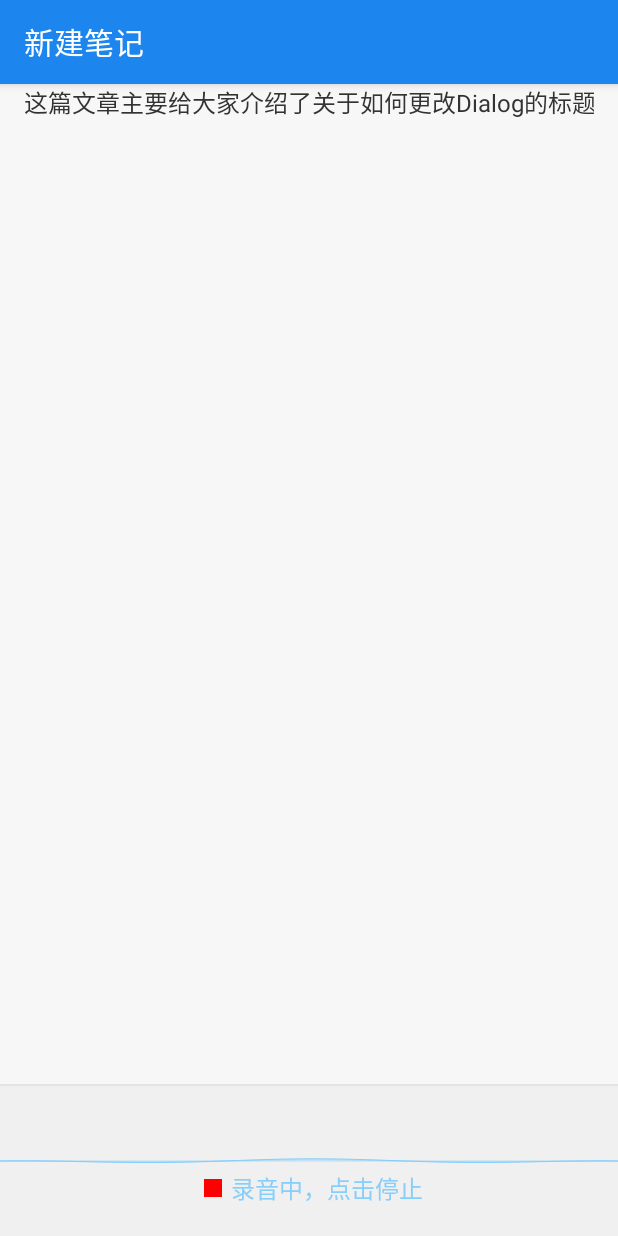
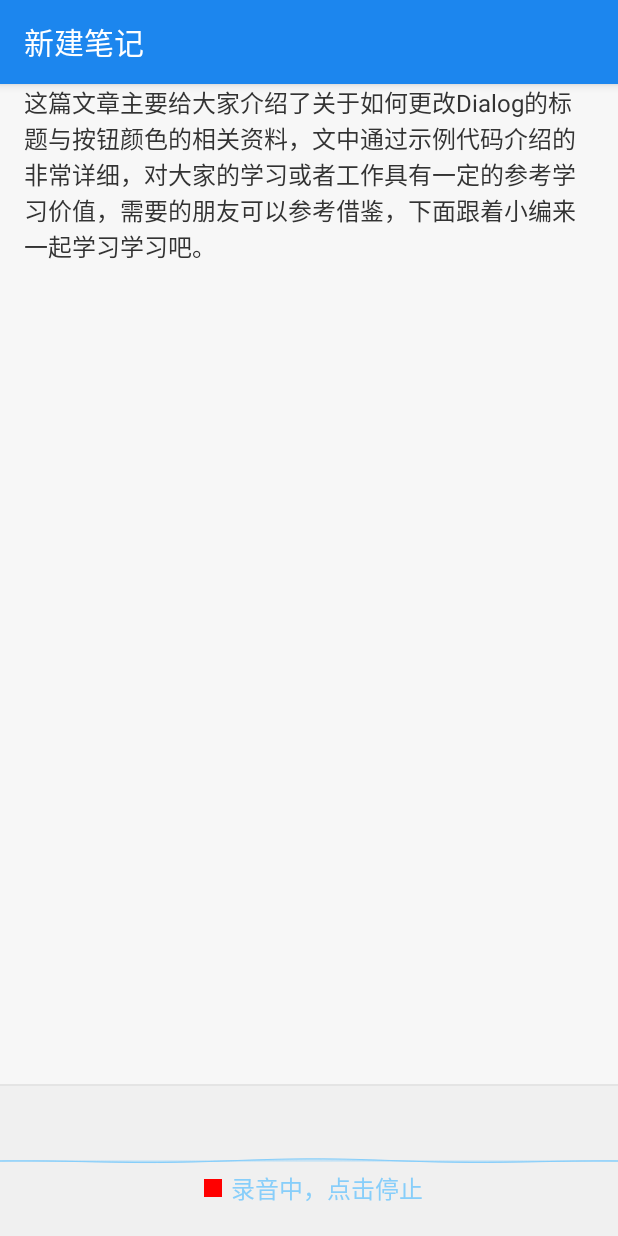
Before and after one commit to hahafather007/VoiceToText, an Android app: the layout activity_note_create.xml on its own in the app's theme, with its tools: preview values and no code run, on a phone screen of 412 x 824 dp. Run offline under Robolectric (Android 15) with nearby library versions, the phone set to English and light mode, and no system bars.

Commit message:
修复了低版本兼容性问题

```diff
--- a/app/src/main/res/layout/activity_note_create.xml
+++ b/app/src/main/res/layout/activity_note_create.xml
@@ -44,8 +44,9 @@
             android:clipToPadding="false"
             android:gravity="top"
             android:hint="@string/text_tap_to_start"
-            android:inputType="text"
             android:paddingEnd="16dp"
+            android:paddingLeft="16dp"
+            android:paddingRight="16dp"
             android:paddingStart="16dp"
             android:text="@={viewModel.noteText}"
             android:textColor="#333333"
--- a/app/src/main/res/layout/dialog_choose_share.xml
+++ b/app/src/main/res/layout/dialog_choose_share.xml
@@ -10,6 +10,8 @@
         android:layout_height="wrap_content"
         android:orientation="vertical"
         android:paddingEnd="24dp"
+        android:paddingLeft="24dp"
+        android:paddingRight="24dp"
         android:paddingStart="24dp">
 
         <TextView
--- a/app/src/main/res/layout/item_voice_note.xml
+++ b/app/src/main/res/layout/item_voice_note.xml
@@ -73,6 +73,7 @@
                 android:layout_gravity="end"
                 android:layout_marginBottom="6dp"
                 android:layout_marginEnd="16dp"
+                android:layout_marginRight="16dp"
                 android:layout_marginStart="16dp"
                 android:text="@{LocalDateTime.parse(data.time).toString(`yyyy-MM-dd HH:mm:ss`)}"
                 android:textColor="#66000000"
--- a/app/src/main/res/values/strings.xml
+++ b/app/src/main/res/values/strings.xml
@@ -24,6 +24,7 @@
     <string name="text_tap_to_start">点击右上角"话筒"图标开始进行文字转写</string>
     <string name="text_no_item">当前还没有任何笔记\n（点击右下角\"+\"按钮创建）</string>
     <string name="text_new_note">新建笔记</string>
+    <string name="text_fail_to_share">分享失败！没有能分享的应用</string>
 
     <!--极光推送需要的string-->
     <string name="hello">Hello World, JPush!</string>
```
Also changed, not shown: app/src/main/java/com/hahafather007/voicetotext/view/NoteCreateActivity.kt (+13 -3 lines).
